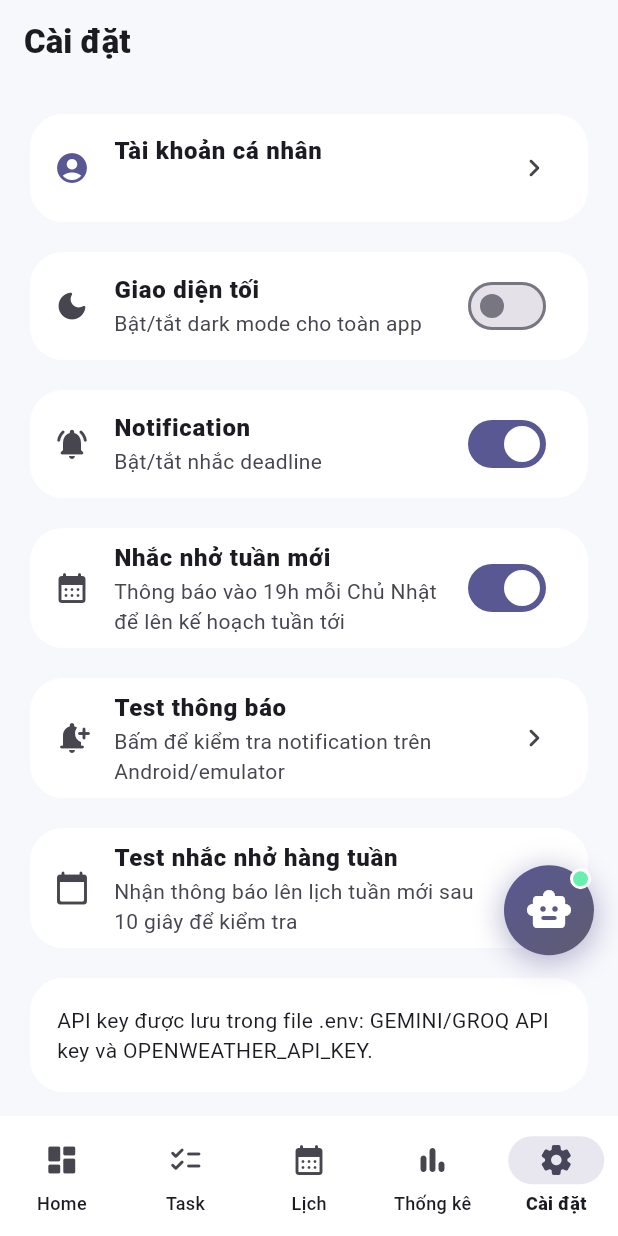
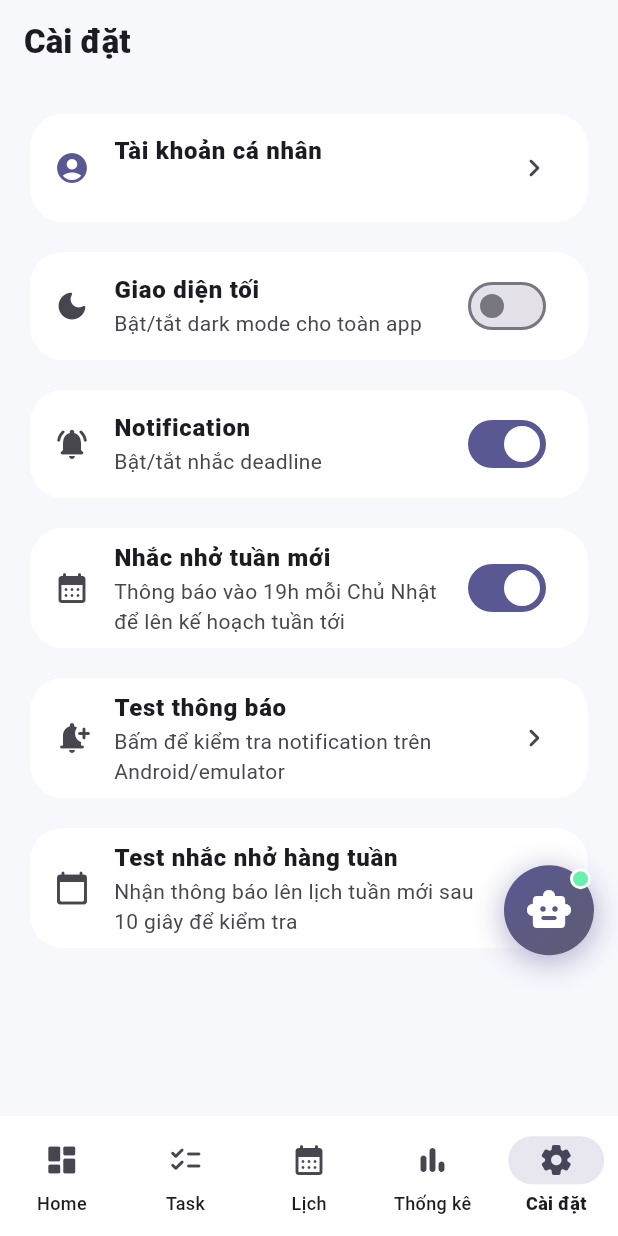
Before and after one commit to tan1612/taskai_flutter, a Flutter app: the screen it shows once a user with an empty profile is signed in, item 5 of the bottom bar chosen, on a phone screen of 412 x 824 dp. Run offline on Flutter 3.47's test engine with Material 3 defaults, Android fonts, the phone set to English and light mode, and no system bars; our stand-ins replace cloud_firestore, dio, firebase_auth, firebase_core, fl_chart, flutter_dotenv and 8 more; accounts and stored records are empty; network calls fail.

Commit message:
fix: sua loi status bar trong light mode va xoa card API o settings

```diff
--- a/lib/core/theme/app_theme.dart
+++ b/lib/core/theme/app_theme.dart
@@ -1,4 +1,5 @@
 import 'package:flutter/material.dart';
+import 'package:flutter/services.dart';
 
 class AppTheme {
   static const Color primary = Color(0xFF4F46E5);
@@ -21,6 +22,11 @@ class AppTheme {
         centerTitle: false,
         elevation: 0,
         backgroundColor: Colors.transparent,
+        systemOverlayStyle: SystemUiOverlayStyle(
+          statusBarColor: Colors.transparent,
+          statusBarIconBrightness: Brightness.dark,
+          statusBarBrightness: Brightness.light,
+        ),
       ),
       cardTheme: CardThemeData(
         elevation: 0,
@@ -99,6 +105,11 @@ class AppTheme {
         centerTitle: false,
         elevation: 0,
         backgroundColor: Colors.transparent,
+        systemOverlayStyle: SystemUiOverlayStyle(
+          statusBarColor: Colors.transparent,
+          statusBarIconBrightness: Brightness.light,
+          statusBarBrightness: Brightness.dark,
+        ),
       ),
       cardTheme: CardThemeData(
         elevation: 0,
--- a/lib/presentation/screens/settings_screen.dart
+++ b/lib/presentation/screens/settings_screen.dart
@@ -182,15 +182,6 @@ class SettingsScreen extends ConsumerWidget {
               onTap: () => _testWeeklyNotification(context, ref),
             ),
           ),
-          const SizedBox(height: 12),
-          const Card(
-            child: Padding(
-              padding: EdgeInsets.all(18),
-              child: Text(
-                'API key được lưu trong file .env: GEMINI/GROQ API key và OPENWEATHER_API_KEY.',
-              ),
-            ),
-          ),
         ],
       ),
     );
```
